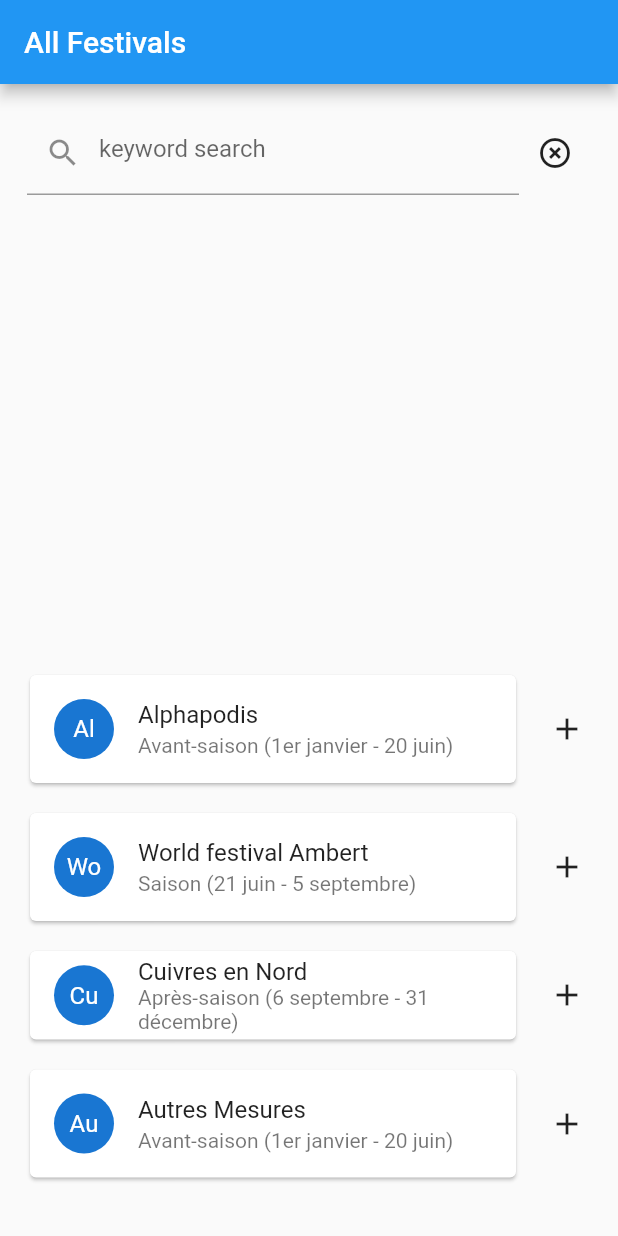
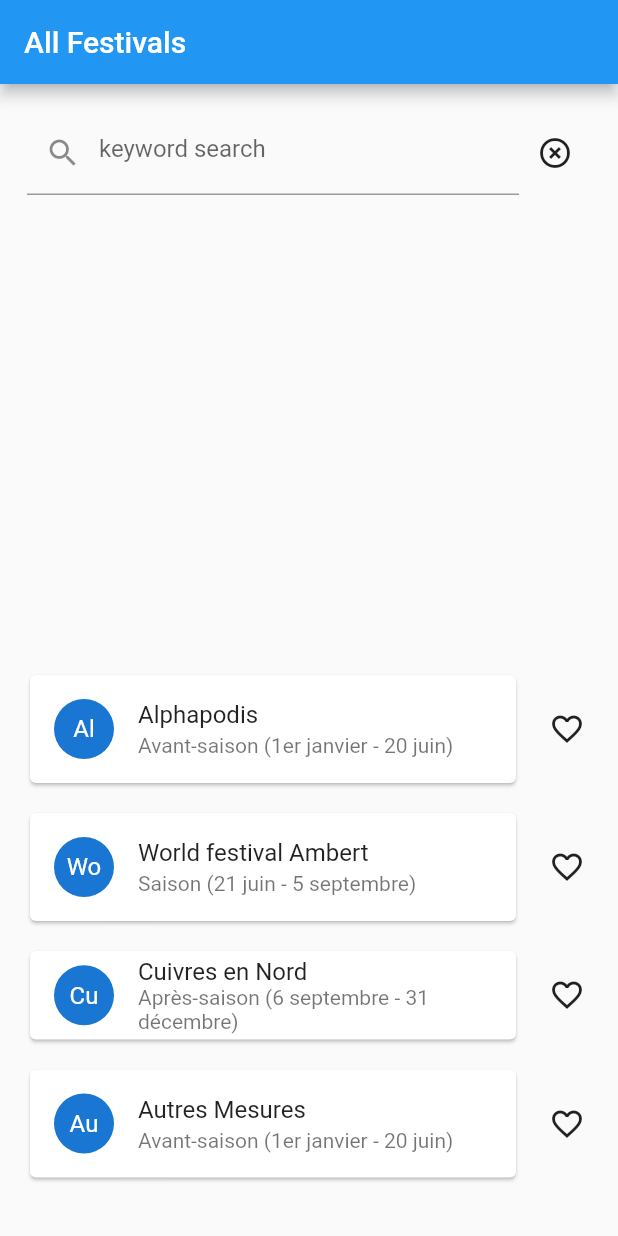
Before and after one commit to polymorph233/culture_flutter_client, a Flutter app: the FestivalListScreen screen opened directly, on a phone screen of 412 x 824 dp. Run offline on Flutter 3.47's test engine with Material 2 defaults, Android fonts, the phone set to English and light mode, and no system bars; our stand-ins replace carousel_slider, flutter_expandable_fab, flutter_map, get_it, go_router, latlong2; missing offline and left inert: flutter_map_marker_cluster, osm_nominatim.

Commit message:
Enhanced liked feature of lists

```diff
--- a/lib/screens/favorites_screen.dart
+++ b/lib/screens/favorites_screen.dart
@@ -113,7 +113,9 @@ class _FavoriteFestivalListScreenState extends State<FavoriteFestivalListScreen>
               ),
               Expanded(
                 child: FestivalList(
-                  festivals: favorites, scrollController: ScrollController(),
+                  festivals: favorites,
+                  favorites: favorites,
+                  scrollController: ScrollController(),
                   onDelete: (fest) => remove(fest),
                   onClick: (id) =>
                     context.pushNamed('festival', params: {"id": id.toString()})
--- a/lib/screens/festival_list_screen.dart
+++ b/lib/screens/festival_list_screen.dart
@@ -99,8 +99,9 @@ class _FestivalListScreenState extends State<FestivalListScreen> {
               ),
               Expanded(
                   child: FestivalList(
-                    festivals: festivals, scrollController: ScrollController(),
+                    festivals: festivals, favorites: vm.favorites, scrollController: ScrollController(),
                     onAdd: (fest) => vm.addFavorite(fest),
+                    onDelete: (fest) => vm.removeFavorite(fest),
                     onClick: (id) =>
                         context.pushNamed('festival', params: {"id": id.toString()})))//we will create this further down
             ])
--- a/lib/widgets/festival_list.dart
+++ b/lib/widgets/festival_list.dart
@@ -5,6 +5,8 @@ import 'package:flutter/material.dart';
 class FestivalList extends StatelessWidget {
 
   final List<FestivalViewModel> festivals;
+
+  final List<FestivalViewModel> favorites;
 
   final ScrollController scrollController;
 
@@ -14,7 +16,7 @@ class FestivalList extends StatelessWidget {
 
   final ValueChanged<int> onClick;
 
-  const FestivalList({super.key, required this.festivals, required this.scrollController,
+  const FestivalList({super.key, required this.festivals, required this.favorites, required this.scrollController,
     this.onAdd, this.onDelete, required this.onClick});
 
   @override
@@ -26,7 +28,7 @@ class FestivalList extends StatelessWidget {
 
           final item = festivals[index];
 
-          return FestivalWidget(festival: item, onAdd: onAdd, onDelete: onDelete, onClick: onClick);
+          return FestivalWidget(festival: item, isLiked: favorites.contains(item), onAdd: onAdd, onDelete: onDelete, onClick: onClick);
         });
   }
 }
@@ -34,13 +36,15 @@ class FestivalList extends StatelessWidget {
 class FestivalWidget extends StatelessWidget {
   final FestivalViewModel festival;
 
+  final bool isLiked;
+
   final ValueChanged<FestivalViewModel>? onAdd;
 
   final ValueChanged<FestivalViewModel>? onDelete;
 
   final ValueChanged<int> onClick;
 
-  const FestivalWidget({super.key, required this.festival, this.onAdd, this.onDelete, required this.onClick});
+  const FestivalWidget({super.key, required this.festival, required this.isLiked, this.onAdd, this.onDelete, required this.onClick});
 
   @override
   Widget build(BuildContext context) {
@@ -59,14 +63,13 @@ class FestivalWidget extends StatelessWidget {
 
     List<Widget> widgets = [Expanded(child: card)];
 
-    if (onAdd != null) {
+    if (!isLiked) {
       Widget addIcon = IconButton(
-        onPressed: () => onAdd!(festival), icon: const Icon(Icons.add));
+          onPressed: () => onAdd!(festival), icon: const Icon(Icons.favorite_outline));
       widgets.add(addIcon);
-    }
-    if (onDelete != null) {
+    } else {
       Widget removeIcon = IconButton(
-        onPressed: () => onDelete!(festival), icon: const Icon(Icons.remove));
+          onPressed: () => onDelete!(festival), icon: const Icon(Icons.favorite));
       widgets.add(removeIcon);
     }
     if (onAdd != null || onDelete != null) {
```
